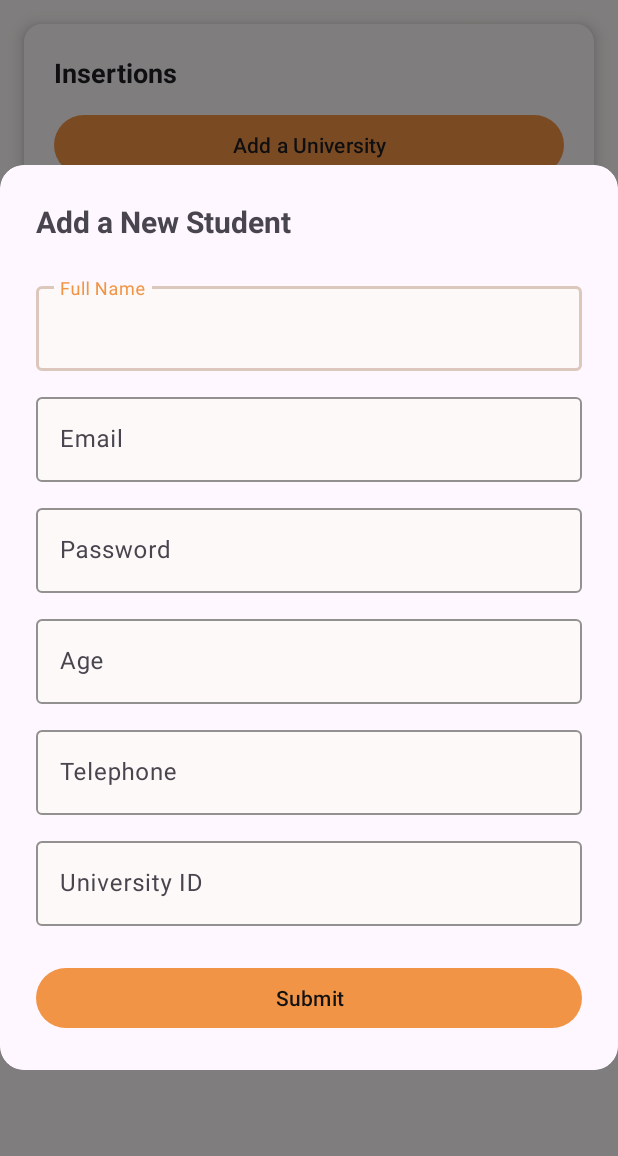
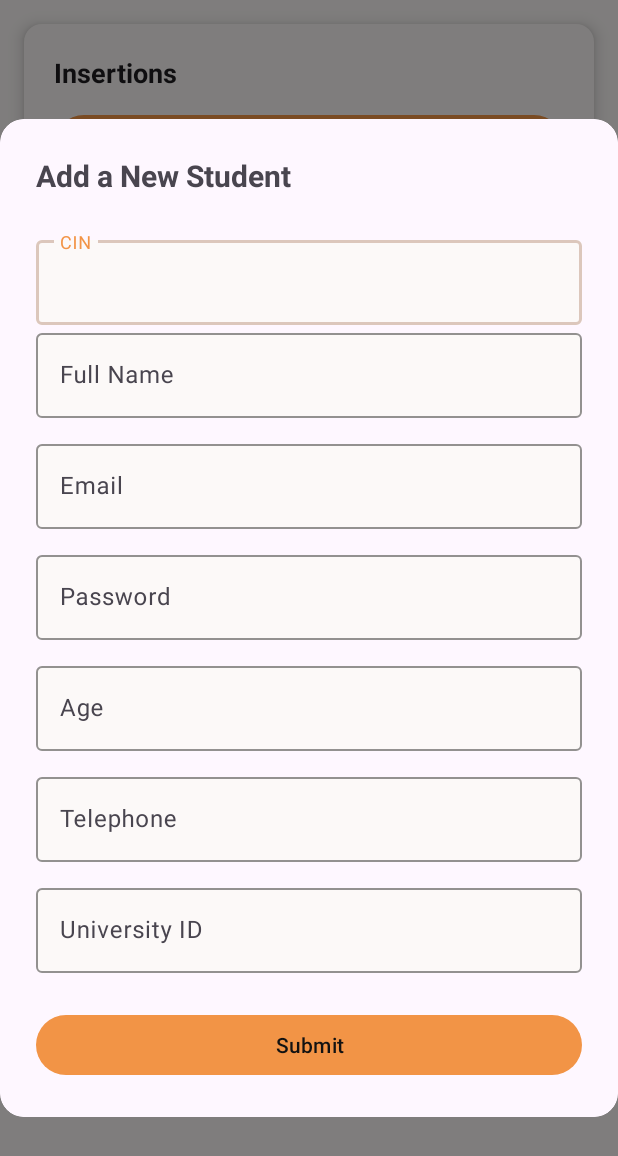
Before and after one commit to TakorSK/GestionEtudiant, an Android app: the fragment AdminFragment shown on its own in the app's theme, after a tap on "Add a Student", on a phone screen of 412 x 824 dp. Shown: the top 1156 px of the screen. Run offline under Robolectric (Android 15) with nearby library versions, the phone set to English and light mode, and no system bars; our stand-ins replace Firebase (no records; nobody signed in at launch, a user with empty details on screens opened directly); 1 statement that could not run was skipped.

Commit message:
Pushed a lot

```diff
--- a/app/src/main/res/layout/fragment_add_student.xml
+++ b/app/src/main/res/layout/fragment_add_student.xml
@@ -11,6 +11,8 @@
         android:layout_height="wrap_content"
         android:orientation="vertical">
 
+
+
         <TextView
             android:layout_width="wrap_content"
             android:layout_height="wrap_content"
@@ -18,6 +20,16 @@
             android:textSize="20sp"
             android:textStyle="bold"
             android:layout_marginBottom="24dp" />
+
+        <com.google.android.material.textfield.TextInputLayout
+            android:layout_width="match_parent"
+            android:layout_height="wrap_content">
+            <com.google.android.material.textfield.TextInputEditText
+                android:id="@+id/etCIN"
+                android:layout_width="match_parent"
+                android:layout_height="wrap_content"
+                android:hint="CIN" />
+        </com.google.android.material.textfield.TextInputLayout>
 
         <com.google.android.material.textfield.TextInputLayout
             android:layout_width="match_parent"
--- a/app/src/main/res/layout/fragment_item_student.xml
+++ b/app/src/main/res/layout/fragment_item_student.xml
@@ -73,6 +73,12 @@
         android:visibility="gone">
 
         <TextView
+            android:id="@+id/tvStudentId"
+            android:layout_width="wrap_content"
+            android:layout_height="wrap_content"
+            android:text="ID: " />
+
+        <TextView
             android:id="@+id/tvEmail"
             android:layout_width="wrap_content"
             android:layout_height="wrap_content"
```
